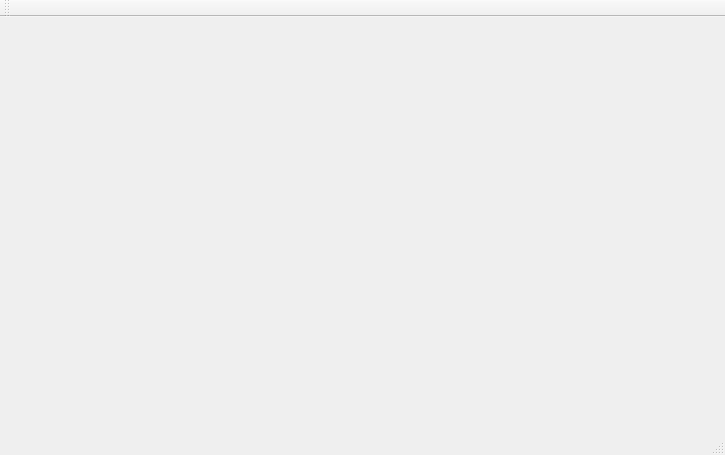
yannmrt/Heritage-TableValuesQt, file tableValuesQt/tableValuesQt.ui: the form before one commit.
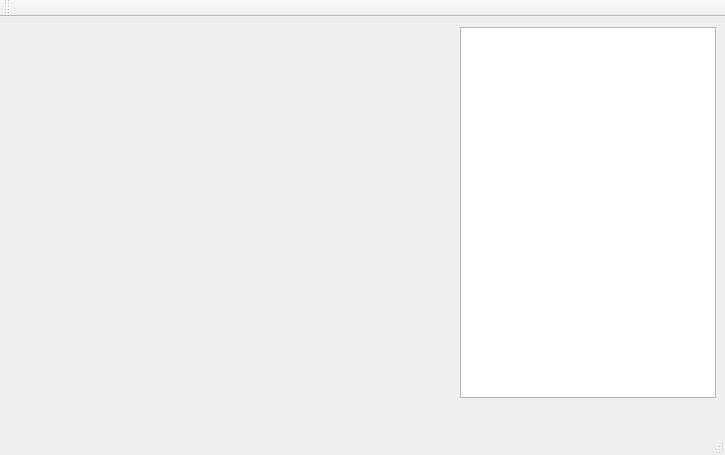
The form after the commit.

Diff of the .ui file:
```diff
--- a/tableValuesQt/tableValuesQt.ui
+++ b/tableValuesQt/tableValuesQt.ui
@@ -13,7 +13,18 @@
   <property name="windowTitle">
    <string>tableValuesQt</string>
   </property>
-  <widget class="QWidget" name="centralWidget"/>
+  <widget class="QWidget" name="centralWidget">
+   <widget class="QTableView" name="histTableView">
+    <property name="geometry">
+     <rect>
+      <x>460</x>
+      <y>10</y>
+      <width>256</width>
+      <height>371</height>
+     </rect>
+    </property>
+   </widget>
+  </widget>
   <widget class="QMenuBar" name="menuBar">
    <property name="geometry">
     <rect>
```
